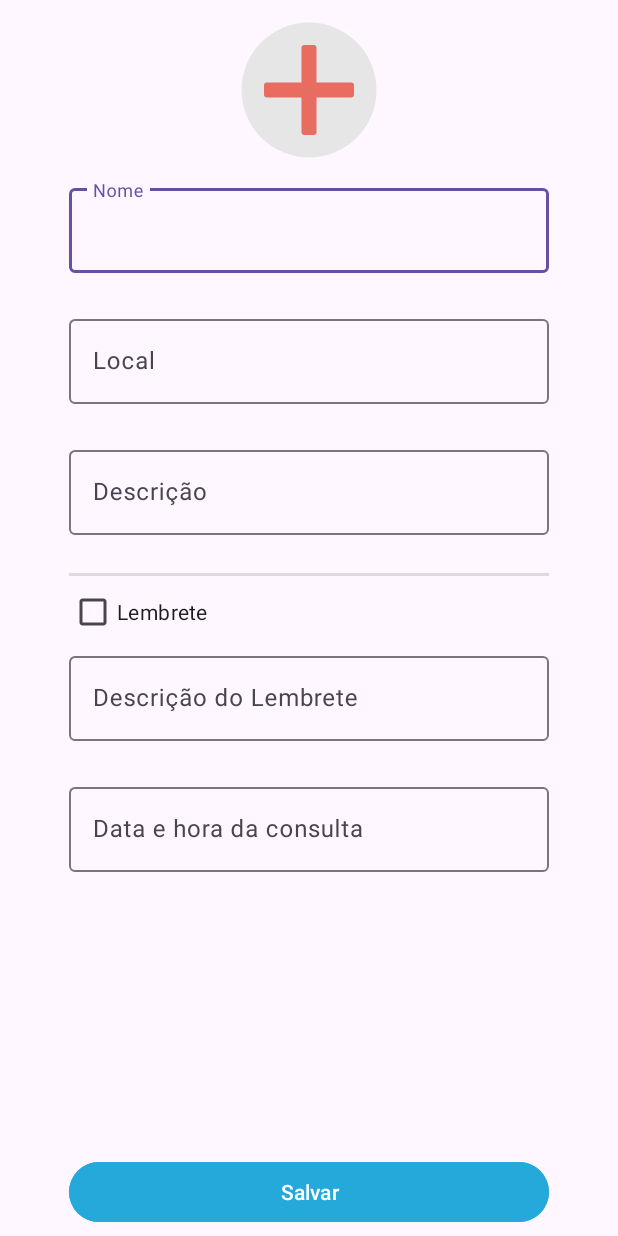
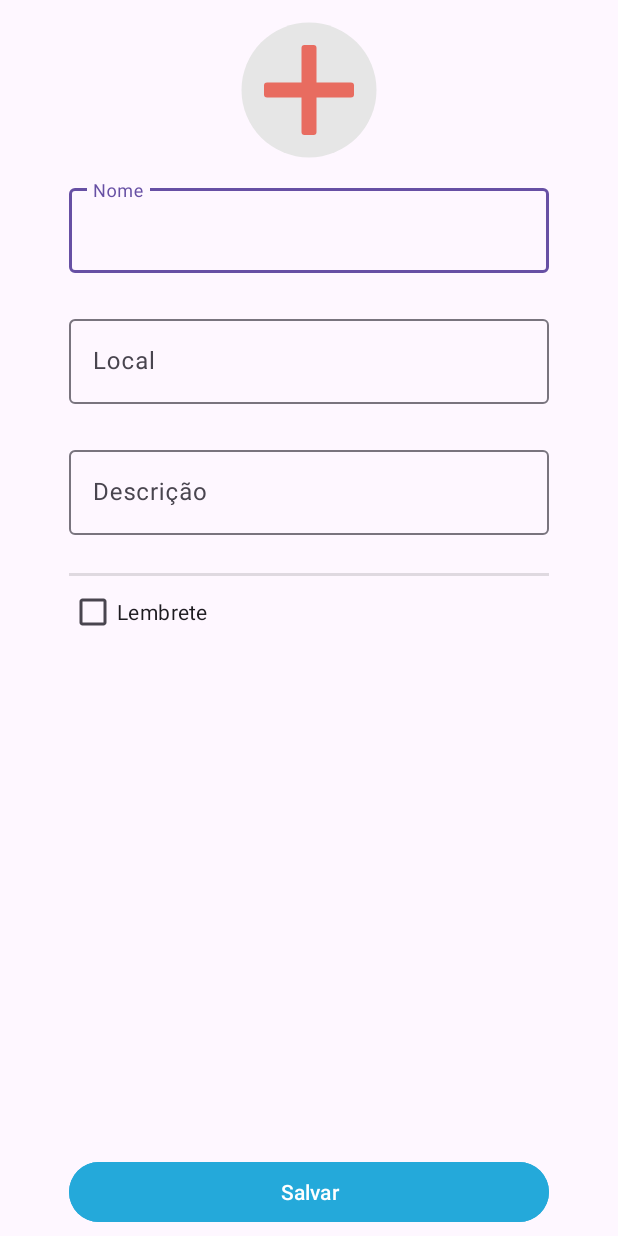
Before and after one commit to guifrancisco/topets, an Android app: the AddAppointment screen opened directly, with no data from a screen before it, on a phone screen of 412 x 824 dp. Run offline under Robolectric (Android 15) with nearby library versions, the phone set to English and light mode, and no system bars.

Commit message:
Adicionado lógica da checkbox
Checkbox agora controla a visibilidade do formulário de lembrete. O estado dessa checkbox deve ser usado para decidir se um lembrete deverá ser criado.

```diff
--- a/app/src/main/java/com/example/topets/AddAppointment.java
+++ b/app/src/main/java/com/example/topets/AddAppointment.java
@@ -3,12 +3,39 @@ package com.example.topets;
 import androidx.appcompat.app.AppCompatActivity;
 
 import android.os.Bundle;
+import android.util.Log;
+import android.view.View;
+import android.widget.CheckBox;
+import android.widget.LinearLayout;
 
 public class AddAppointment extends AppCompatActivity {
+
+    LinearLayout reminderForm;
+    CheckBox reminderCheckBox;
 
     @Override
     protected void onCreate(Bundle savedInstanceState) {
         super.onCreate(savedInstanceState);
         setContentView(R.layout.activity_add_appointment);
+
+        reminderForm = findViewById(R.id.reminderForm);
+        reminderCheckBox = findViewById(R.id.checkBox);
+
+        prepareCheckBox();
+    }
+
+    private void prepareCheckBox(){
+        if (this.reminderCheckBox == null || reminderForm == null) {
+            Log.e("Error", "Null reminder check box or reminder form");
+            return;
+        }
+
+        this.reminderCheckBox.setOnCheckedChangeListener((buttonView, isChecked) -> {
+            if (isChecked){
+                this.reminderForm.setVisibility(View.VISIBLE);
+            }else{
+                this.reminderForm.setVisibility(View.INVISIBLE);
+            }
+        });
     }
 }
--- a/app/src/main/res/layout/activity_add_appointment.xml
+++ b/app/src/main/res/layout/activity_add_appointment.xml
@@ -88,13 +88,16 @@
                 android:id="@+id/checkBox"
                 android:layout_width="match_parent"
                 android:layout_height="wrap_content"
-                android:text="Lembrete" />
+                android:text="Lembrete"
+                android:focusable="false"
+                />
 
             <LinearLayout
                 android:id="@+id/reminderForm"
                 android:layout_width="match_parent"
                 android:layout_height="match_parent"
                 android:orientation="vertical"
+                android:visibility="invisible"
                 >
 
 
```
